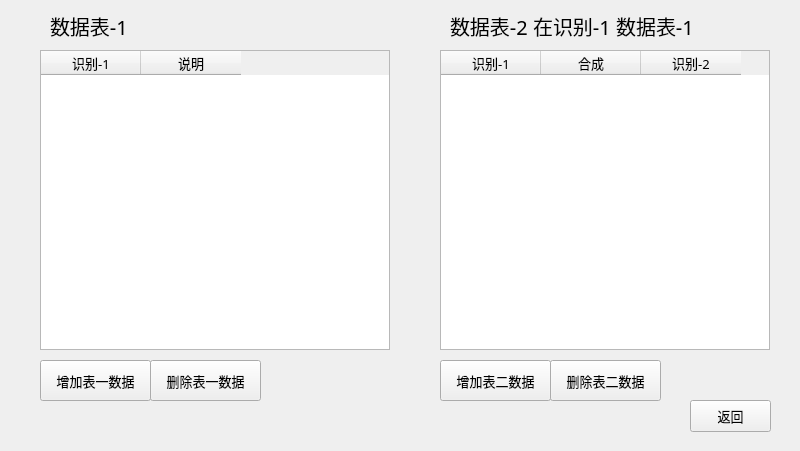
The window that voiceIden/voiceIden.ui (lcdsdream/my-gradution-project) describes before a commit, drawn with Qt 5.
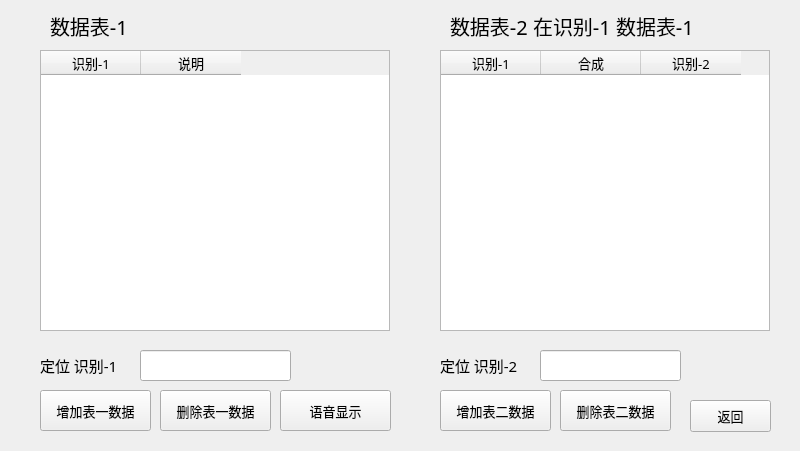
The same window after the commit.

Commit message: 语音识别添加搜索定位功能，修正数据库表id劝为 null问题

Patch:
```diff
--- a/voiceIden/voiceIden.ui
+++ b/voiceIden/voiceIden.ui
@@ -38,7 +38,7 @@
      <x>40</x>
      <y>50</y>
      <width>350</width>
-     <height>300</height>
+     <height>281</height>
     </rect>
    </property>
    <column>
@@ -58,7 +58,7 @@
      <x>440</x>
      <y>50</y>
      <width>330</width>
-     <height>300</height>
+     <height>281</height>
     </rect>
    </property>
    <column>
@@ -81,7 +81,7 @@
    <property name="geometry">
     <rect>
      <x>40</x>
-     <y>360</y>
+     <y>390</y>
      <width>111</width>
      <height>41</height>
     </rect>
@@ -93,8 +93,8 @@
   <widget class="QPushButton" name="buttonDeleteTable1">
    <property name="geometry">
     <rect>
-     <x>150</x>
-     <y>360</y>
+     <x>160</x>
+     <y>390</y>
      <width>111</width>
      <height>41</height>
     </rect>
@@ -107,7 +107,7 @@
    <property name="geometry">
     <rect>
      <x>440</x>
-     <y>360</y>
+     <y>390</y>
      <width>111</width>
      <height>41</height>
     </rect>
@@ -155,8 +155,8 @@
   <widget class="QPushButton" name="buttonDeleteTable2">
    <property name="geometry">
     <rect>
-     <x>550</x>
-     <y>360</y>
+     <x>560</x>
+     <y>390</y>
      <width>111</width>
      <height>41</height>
     </rect>
@@ -165,6 +165,75 @@
     <string>删除表二数据</string>
    </property>
   </widget>
+  <widget class="QLineEdit" name="lineEditSelectTwo">
+   <property name="geometry">
+    <rect>
+     <x>540</x>
+     <y>350</y>
+     <width>141</width>
+     <height>31</height>
+    </rect>
+   </property>
+  </widget>
+  <widget class="QLabel" name="label">
+   <property name="geometry">
+    <rect>
+     <x>440</x>
+     <y>350</y>
+     <width>101</width>
+     <height>31</height>
+    </rect>
+   </property>
+   <property name="font">
+    <font>
+     <pointsize>11</pointsize>
+    </font>
+   </property>
+   <property name="text">
+    <string>定位 识别-2 </string>
+   </property>
+  </widget>
+  <widget class="QLabel" name="label_2">
+   <property name="geometry">
+    <rect>
+     <x>40</x>
+     <y>350</y>
+     <width>101</width>
+     <height>31</height>
+    </rect>
+   </property>
+   <property name="font">
+    <font>
+     <pointsize>11</pointsize>
+    </font>
+   </property>
+   <property name="text">
+    <string>定位 识别-1 </string>
+   </property>
+  </widget>
+  <widget class="QLineEdit" name="lineEditSelectOne">
+   <property name="geometry">
+    <rect>
+     <x>140</x>
+     <y>350</y>
+     <width>151</width>
+     <height>31</height>
+    </rect>
+   </property>
+  </widget>
+  <widget class="QPushButton" name="buttonVoiceShow">
+   <property name="geometry">
+    <rect>
+     <x>280</x>
+     <y>390</y>
+     <width>111</width>
+     <height>41</height>
+    </rect>
+   </property>
+   <property name="text">
+    <string>语音显示</string>
+   </property>
+  </widget>
  </widget>
  <resources/>
  <connections/>
```
The commit also changes 3 other files.
